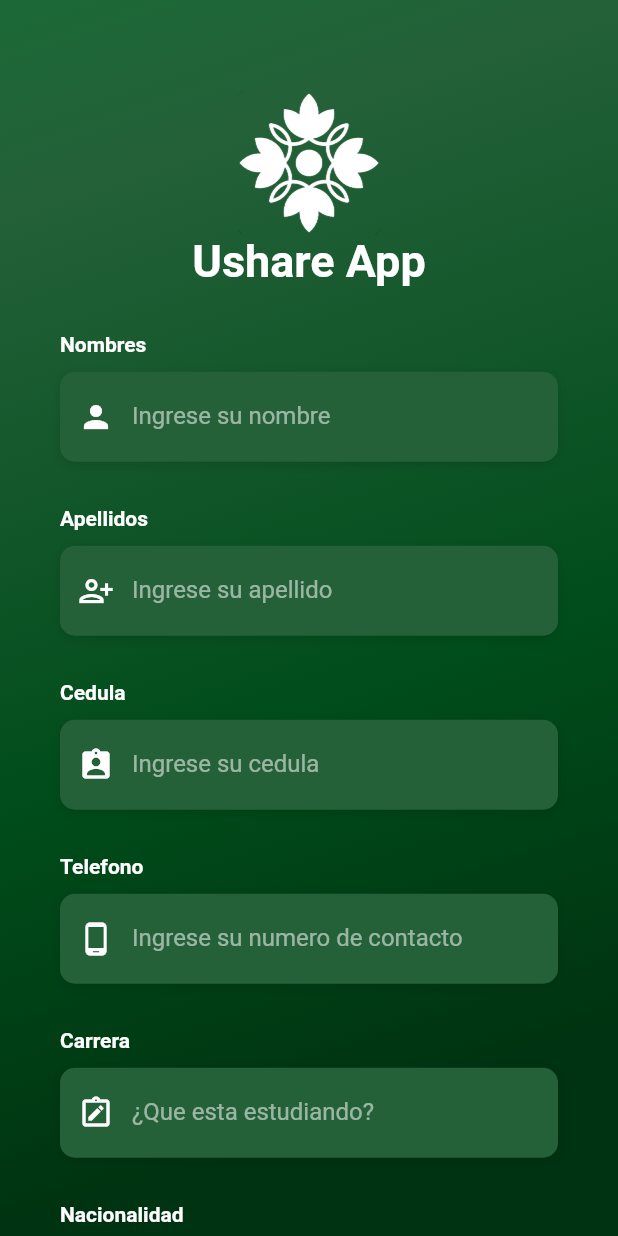
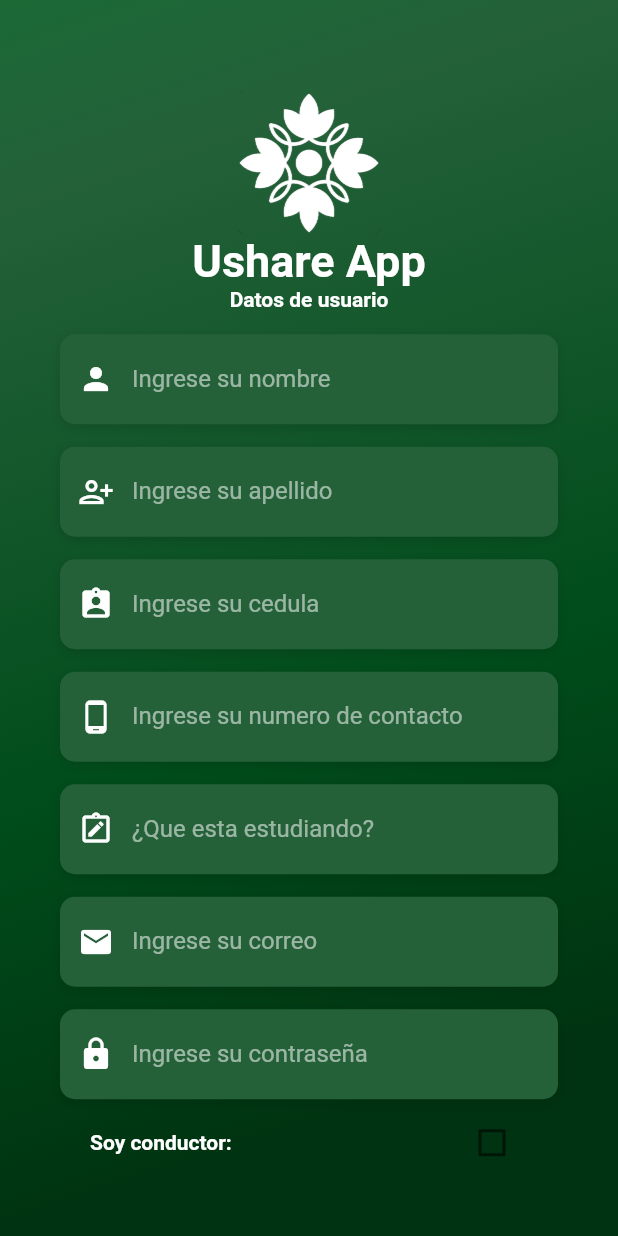
Before and after one commit to digic93/ushare_car, a Flutter app: the RegistrarPage screen opened by its route, on a phone screen of 412 x 824 dp. Run offline on Flutter 3.47's test engine with Material 2 defaults, Android fonts, the phone set to English and light mode, and no system bars; missing offline and left inert: floating_pullup_card, flutter_placeholder_textlines; Roboto replaces fonts that are missing (OpenSans).

Commit message:
actaulizacion formulario registro

```diff
--- a/lib/pages/registrar_page.dart
+++ b/lib/pages/registrar_page.dart
@@ -9,16 +9,18 @@ class RegistrarPage extends StatefulWidget {
 }
 
 class _RegistrarScreenState extends State<RegistrarPage> {
+  bool _iamDriver = false;
+
   bool _rememberMe = false;
 
   Widget _buildNombresTF() {
     return Column(
       crossAxisAlignment: CrossAxisAlignment.start,
       children: <Widget>[
-        Text(
-          'Nombres',
-          style: kLabelStyle,
-        ),
+        // Text(
+        //   'Nombres',
+        //   style: kLabelStyle,
+        // ),
         SizedBox(height: 10.0),
         Container(
           alignment: Alignment.centerLeft,
@@ -50,10 +52,10 @@ class _RegistrarScreenState extends State<RegistrarPage> {
     return Column(
       crossAxisAlignment: CrossAxisAlignment.start,
       children: <Widget>[
-        Text(
-          'Apellidos',
-          style: kLabelStyle,
-        ),
+        // Text(
+        //   'Apellidos',
+        //   style: kLabelStyle,
+        // ),
         SizedBox(height: 10.0),
         Container(
           alignment: Alignment.centerLeft,
@@ -85,10 +87,10 @@ class _RegistrarScreenState extends State<RegistrarPage> {
     return Column(
       crossAxisAlignment: CrossAxisAlignment.start,
       children: <Widget>[
-        Text(
-          'Telefono',
-          style: kLabelStyle,
-        ),
+        // Text(
+        //   'Telefono',
+        //   style: kLabelStyle,
+        // ),
         SizedBox(height: 10.0),
         Container(
           alignment: Alignment.centerLeft,
@@ -120,10 +122,10 @@ class _RegistrarScreenState extends State<RegistrarPage> {
     return Column(
       crossAxisAlignment: CrossAxisAlignment.start,
       children: <Widget>[
-        Text(
-          'Cedula',
-          style: kLabelStyle,
-        ),
+        // Text(
+        //   'Cedula',
+        //   style: kLabelStyle,
+        // ),
         SizedBox(height: 10.0),
         Container(
           alignment: Alignment.centerLeft,
@@ -155,10 +157,10 @@ class _RegistrarScreenState extends State<RegistrarPage> {
     return Column(
       crossAxisAlignment: CrossAxisAlignment.start,
       children: <Widget>[
-        Text(
-          'Carrera',
-          style: kLabelStyle,
-        ),
+        // Text(
+        //   'Carrera',
+        //   style: kLabelStyle,
+        // ),
         SizedBox(height: 10.0),
         Container(
           alignment: Alignment.centerLeft,
@@ -186,49 +188,14 @@ class _RegistrarScreenState extends State<RegistrarPage> {
     );
   }
 
-  Widget _buildNacionalidadTF() {
-    return Column(
-      crossAxisAlignment: CrossAxisAlignment.start,
-      children: <Widget>[
-        Text(
-          'Nacionalidad',
-          style: kLabelStyle,
-        ),
-        SizedBox(height: 10.0),
-        Container(
-          alignment: Alignment.centerLeft,
-          decoration: kBoxDecorationStyle,
-          height: 60.0,
-          child: TextField(
-            keyboardType: TextInputType.text,
-            style: TextStyle(
-              color: Colors.white,
-              fontFamily: 'OpenSans',
-            ),
-            decoration: InputDecoration(
-              border: InputBorder.none,
-              contentPadding: EdgeInsets.only(top: 14.0),
-              prefixIcon: Icon(
-                Icons.not_listed_location_outlined,
-                color: Colors.white,
-              ),
-              hintText: '¿De donde es?',
-              hintStyle: kHintTextStyle,
-            ),
-          ),
-        ),
-      ],
-    );
-  }
-
   Widget _buildEmailTF() {
     return Column(
       crossAxisAlignment: CrossAxisAlignment.start,
       children: <Widget>[
-        Text(
-          'Correo',
-          style: kLabelStyle,
-        ),
+        // Text(
+        //   'Correo',
+        //   style: kLabelStyle,
+        // ),
         SizedBox(height: 10.0),
         Container(
           alignment: Alignment.centerLeft,
@@ -260,10 +227,10 @@ class _RegistrarScreenState extends State<RegistrarPage> {
     return Column(
       crossAxisAlignment: CrossAxisAlignment.start,
       children: <Widget>[
-        Text(
-          'Contraseña',
-          style: kLabelStyle,
-        ),
+        // Text(
+        //   'Contraseña',
+        //   style: kLabelStyle,
+        // ),
         SizedBox(height: 10.0),
         Container(
           alignment: Alignment.centerLeft,
@@ -319,6 +286,165 @@ class _RegistrarScreenState extends State<RegistrarPage> {
     );
   }
 
+  Widget _buildIamDriverTF() {
+    return Column(
+      crossAxisAlignment: CrossAxisAlignment.center,
+      children: <Widget>[
+        Container(
+            alignment: Alignment.centerLeft,
+            height: 60.0,
+            child: Column(children: <Widget>[
+              // Icon(
+              //   Icons.drive_eta,
+              //   color: Colors.white,
+              // ),
+              LabeledCheckbox(
+                label: "Soy conductor:",
+                padding: const EdgeInsets.symmetric(horizontal: 20.0),
+                value: _iamDriver,
+                onChanged: (bool newValue) {
+                  setState(() {
+                    _iamDriver = newValue;
+                  });
+                },
+              )
+            ])),
+      ],
+    );
+  }
+
+  Widget _buildVehicleLicenceTF() {
+    return Visibility(
+        visible: _iamDriver,
+        child: Column(
+          crossAxisAlignment: CrossAxisAlignment.start,
+          children: <Widget>[
+            SizedBox(height: 10.0),
+            Container(
+              alignment: Alignment.centerLeft,
+              decoration: kBoxDecorationStyle,
+              height: 60.0,
+              child: TextField(
+                keyboardType: TextInputType.phone,
+                style: TextStyle(
+                  color: Colors.white,
+                  fontFamily: 'OpenSans',
+                ),
+                decoration: InputDecoration(
+                  border: InputBorder.none,
+                  contentPadding: EdgeInsets.only(top: 14.0),
+                  prefixIcon: Icon(
+                    Icons.drive_eta,
+                    color: Colors.white,
+                  ),
+                  hintText: 'Ingrese las placas del vehiculo',
+                  hintStyle: kHintTextStyle,
+                ),
+              ),
+            ),
+          ],
+        ));
+  }
+
+  Widget _buildVehicleColorTF() {
+    return Visibility(
+        visible: _iamDriver,
+        child: Column(
+          crossAxisAlignment: CrossAxisAlignment.start,
+          children: <Widget>[
+            SizedBox(height: 10.0),
+            Container(
+              alignment: Alignment.centerLeft,
+              decoration: kBoxDecorationStyle,
+              height: 60.0,
+              child: TextField(
+                keyboardType: TextInputType.phone,
+                style: TextStyle(
+                  color: Colors.white,
+                  fontFamily: 'OpenSans',
+                ),
+                decoration: InputDecoration(
+                  border: InputBorder.none,
+                  contentPadding: EdgeInsets.only(top: 14.0),
+                  prefixIcon: Icon(
+                    Icons.drive_eta,
+                    color: Colors.white,
+                  ),
+                  hintText: 'Ingrese color del Vehiculo',
+                  hintStyle: kHintTextStyle,
+                ),
+              ),
+            ),
+          ],
+        ));
+  }
+
+  Widget? _buildVehicleModelTF() {
+    return Visibility(
+        visible: _iamDriver,
+        child: Column(
+          crossAxisAlignment: CrossAxisAlignment.start,
+          children: <Widget>[
+            SizedBox(height: 10.0),
+            Container(
+              alignment: Alignment.centerLeft,
+              decoration: kBoxDecorationStyle,
+              height: 60.0,
+              child: TextField(
+                keyboardType: TextInputType.phone,
+                style: TextStyle(
+                  color: Colors.white,
+                  fontFamily: 'OpenSans',
+                ),
+                decoration: InputDecoration(
+                  border: InputBorder.none,
+                  contentPadding: EdgeInsets.only(top: 14.0),
+                  prefixIcon: Icon(
+                    Icons.drive_eta,
+                    color: Colors.white,
+                  ),
+                  hintText: 'Ingrese el modelo del Vehiculo',
+                  hintStyle: kHintTextStyle,
+                ),
+              ),
+            ),
+          ],
+        ));
+  }
+
+  Widget _buildVehicleBrandTF() {
+    return Visibility(
+        visible: _iamDriver,
+        child: Column(
+          crossAxisAlignment: CrossAxisAlignment.start,
+          children: <Widget>[
+            SizedBox(height: 10.0),
+            Container(
+              alignment: Alignment.centerLeft,
+              decoration: kBoxDecorationStyle,
+              height: 60.0,
+              child: TextField(
+                keyboardType: TextInputType.phone,
+                style: TextStyle(
+                  color: Colors.white,
+                  fontFamily: 'OpenSans',
+                ),
+                decoration: InputDecoration(
+                  border: InputBorder.none,
+                  contentPadding: EdgeInsets.only(top: 14.0),
+                  prefixIcon: Icon(
+                    Icons.drive_eta,
+                    color: Colors.white,
+                  ),
+                  hintText: 'Ingrese marca del Vehiculo',
+                  hintStyle: kHintTextStyle,
+                ),
+              ),
+            ),
+          ],
+        ));
+  }
+
   @override
   Widget build(BuildContext context) {
     return Scaffold(
@@ -342,7 +468,6 @@ class _RegistrarScreenState extends State<RegistrarPage> {
                     vertical: 60.0,
                   ),
                   child: Column(
-                    mainAxisAlignment: MainAxisAlignment.center,
                     children: <Widget>[
                       Container(
                         child: Image.asset(
@@ -359,31 +484,48 @@ class _RegistrarScreenState extends State<RegistrarPage> {
                           fontWeight: FontWeight.bold,
                         ),
                       ),
-                      SizedBox(height: 30.0),
+                      Text(
+                        'Datos de usuario',
+                        style: kLabelStyle,
+                      ),
+                      SizedBox(height: 5.0),
                       _buildNombresTF(),
-                      SizedBox(height: 30.0),
+                      SizedBox(height: 5.0),
                       _buildApellidosTF(),
-                      SizedBox(height: 30.0),
+                      SizedBox(height: 5.0),
                       _buildCedulaTF(),
-                      SizedBox(height: 30.0),
+                      SizedBox(height: 5.0),
                       _buildTelefonoTF(),
-                      SizedBox(height: 30.0),
+                      SizedBox(height: 5.0),
                       _buildCarreraTF(),
-                      SizedBox(height: 30.0),
-                      _buildNacionalidadTF(),
-                      SizedBox(height: 30.0),
+                      SizedBox(height: 5.0),
                       _buildEmailTF(),
-                      SizedBox(
-                        height: 30.0,
+                      SizedBox(height: 5.0),
+                      _buildPasswordTF(),
+                      SizedBox(height: 5.0),
+                      _buildIamDriverTF(),
+                      SizedBox(height: 5.0),
+                      Visibility(
+                        visible: _iamDriver,
+                        child: new Divider(color: Colors.white),
                       ),
-                      _buildPasswordTF(),
-                      SizedBox(
-                        height: 30.0,
+                      ////////////////////////////
+                      Visibility(
+                        visible: _iamDriver,
+                        child: Text(
+                          'Datos del Vehiculo',
+                          style: kLabelStyle,
+                        ),
                       ),
+                      _buildVehicleBrandTF(),
+                      // SizedBox(height: 5.0),
+                      _buildVehicleLicenceTF(),
+                      // SizedBox(height: 5.0),
+                      _buildVehicleColorTF(),
+                      // SizedBox(height: 5.0),
+                      _buildVehicleModelTF()!,
+                      SizedBox(height: 5.0),
                       _buildLoginBtn(),
-                      SizedBox(
-                        height: 30.0,
-                      ),
                     ],
                   ),
                 ),
@@ -420,7 +562,11 @@ class LabeledCheckbox extends StatelessWidget {
         padding: padding,
         child: Row(
           children: <Widget>[
-            Expanded(child: Text(label)),
+            Expanded(
+                child: Text(
+              label,
+              style: kLabelStyle,
+            )),
             Checkbox(
               value: value,
               onChanged: (bool? newValue) {
@@ -447,7 +593,7 @@ class _MyStatefulWidgetState extends State<MyStatefulWidget> {
   @override
   Widget build(BuildContext context) {
     return LabeledCheckbox(
-      label: 'Soy Conductor',
+      label: 'Soy Conductor:',
       padding: const EdgeInsets.symmetric(horizontal: 20.0),
       value: _isSelected,
       onChanged: (bool newValue) {
--- a/lib/widgets/route_info.dart
+++ b/lib/widgets/route_info.dart
@@ -73,7 +73,7 @@ class RouteInfoWidget extends StatelessWidget {
                   size: 20,
                 ),
                 Text(
-                  "ruta: ",
+                  "Ruta: ",
                   style: TextStyle(color: Color.fromARGB(255, 86, 86, 86)),
                 ),
                 Text(
```
